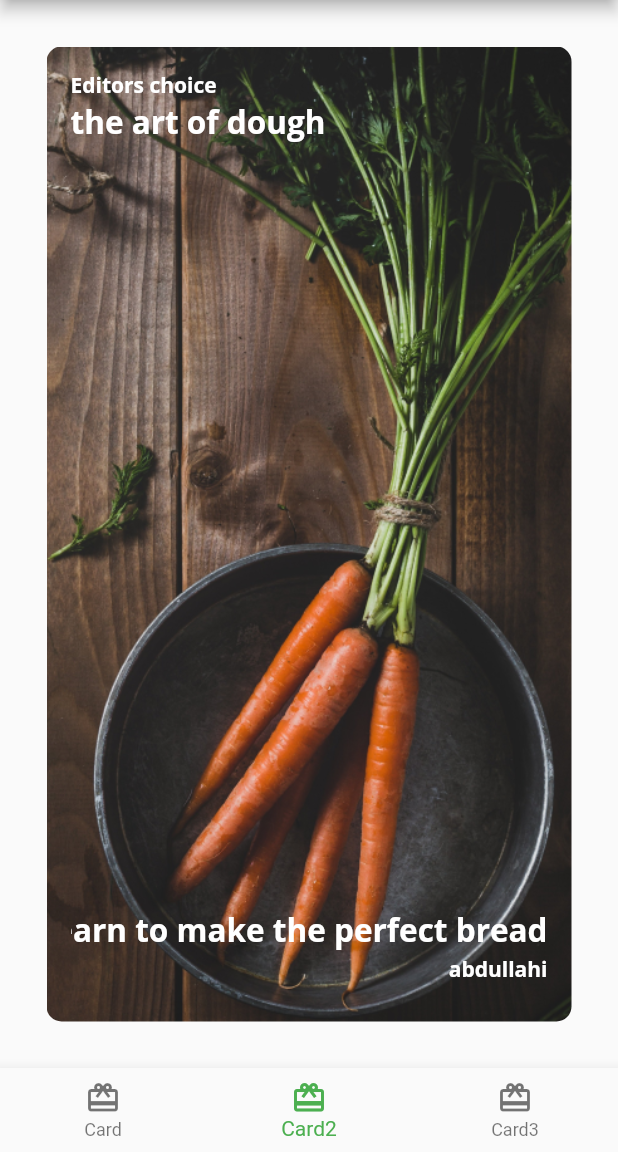
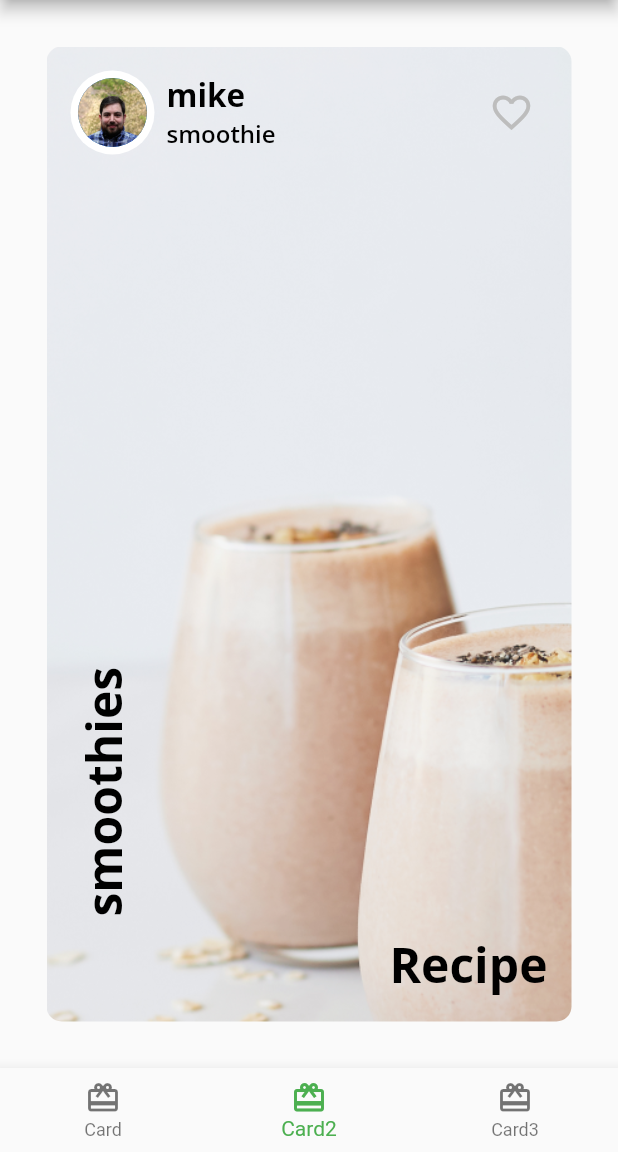
Before and after one commit to abdiulismail/prochef, a Flutter app: the screen it shows after launch, item 2 of the bottom bar chosen, on a phone screen of 412 x 824 dp, the part 84-1236 px from its top. Run offline on Flutter 3.47's test engine with Material 2 defaults, Android fonts, the phone set to English and light mode, and no system bars; our stand-ins replace google_fonts.

Commit message:
finished card2

```diff
--- /dev/null
+++ b/lib/authorcard.dart
@@ -0,0 +1,56 @@
+
+import 'package:flutter/material.dart';
+import 'package:prochef/circle_image.dart';
+import 'package:prochef/prochef_theme.dart';
+
+class AuthorCard extends StatelessWidget{
+  final String authorName;
+  final String title;
+  final ImageProvider? imageProvider;
+
+  AuthorCard({super.key, required this.authorName, required this.title, this.imageProvider});
+
+  @override
+  Widget build(BuildContext context){
+    //todo replace container
+    return Container(
+      padding: const EdgeInsets.all(16),
+      child: Row(
+        mainAxisAlignment: MainAxisAlignment.spaceBetween,
+        children: [
+          Row(
+            children: [
+              CircleImage(
+                imageProvider: imageProvider,
+                imageRadius: 28,
+              ),
+              const SizedBox(width: 8,),
+              Column(
+                crossAxisAlignment: CrossAxisAlignment.start,
+                children: [
+                  Text(
+                    authorName,
+                    style: ProChefTheme.lightTextTheme.headline2,
+                  ),
+                  Text(
+                    title,
+                    style: ProChefTheme.lightTextTheme.headline3,
+                  )
+                ],
+              ),
+            ],
+          ),
+          IconButton(
+            icon: Icon(Icons.favorite_border),
+            iconSize: 30,
+            color: Colors.grey[400],
+            onPressed: (){
+              var snackbar = SnackBar(content: Text('favourite'));
+              ScaffoldMessenger.of(context).showSnackBar(snackbar);
+            },
+          )
+        ],
+      ),
+    );
+  }
+}
--- a/lib/card2.dart
+++ b/lib/card2.dart
@@ -1,50 +1,47 @@
 import 'package:flutter/material.dart';
+import 'package:prochef/authorcard.dart';
 import 'package:prochef/prochef_theme.dart';
 
 class Card2 extends StatelessWidget {
   Card2({super.key});
 
-  final String category = 'Editors choice';
-  final String title = 'the art of dough';
-  final String description = 'learn to make the perfect bread';
-  final String chef = 'abdullahi';
-
   @override
   Widget build(BuildContext context) {
     return Center(
       child: Container(
-        padding: const EdgeInsets.all(16),
         constraints: const BoxConstraints.expand(width: 350, height: 650),
         decoration: const BoxDecoration(
           image: DecorationImage(
-              image: AssetImage('assets/mag2.png'), fit: BoxFit.cover),
+              image: AssetImage('assets/mag5.png'), fit: BoxFit.cover),
           borderRadius: BorderRadius.all(Radius.circular(10.0)),
         ),
-        child: Stack(
+        child: Column(
           children: [
-            Text(
-              category,
-              style: ProChefTheme.darkTextTheme.bodyText1,
-            ),
-            Positioned(
-                top: 20,
-                child: Text(
-                  title,
-                  style: ProChefTheme.darkTextTheme.headline2,
-                )),
-            Positioned(
-                bottom: 30,
-                right: 0,
-                child: Text(
-                  description,
-                  style: ProChefTheme.darkTextTheme.headline2,
-                )),
-            Positioned(
-              bottom: 10,
-              right: 0,
-              child: Text(
-                chef,
-                style: ProChefTheme.darkTextTheme.bodyText1,
+            AuthorCard(authorName: 'mike', title: 'smoothie',imageProvider:
+              AssetImage('assets/author_katz.jpeg'),),
+            Expanded(
+              child: Stack(
+                children: [
+                  Positioned(
+                    bottom: 16,
+                    right: 16,
+                    child: Text(
+                      'Recipe',
+                      style: ProChefTheme.lightTextTheme.headline1,
+                    ),
+                  ),
+                  Positioned(
+                    bottom: 70,
+                    left: 16,
+                    child: RotatedBox(
+                      quarterTurns: 3,
+                      child: Text(
+                        'smoothies',
+                        style: ProChefTheme.lightTextTheme.headline1,
+                      ),
+                    ),
+                  )
+                ],
               ),
             )
           ],
--- a/lib/card3.dart
+++ b/lib/card3.dart
@@ -13,42 +13,12 @@ class Card3 extends StatelessWidget {
   Widget build(BuildContext context) {
     return Center(
       child: Container(
-        padding: const EdgeInsets.all(16),
         constraints: const BoxConstraints.expand(width: 350, height: 650),
         decoration: const BoxDecoration(
           image: DecorationImage(
               image: AssetImage('assets/mag3.png'), fit: BoxFit.cover),
           borderRadius: BorderRadius.all(Radius.circular(10.0)),
         ),
-        child: Stack(
-          children: [
-            Text(
-              category,
-              style: ProChefTheme.darkTextTheme.bodyText1,
-            ),
-            Positioned(
-                top: 20,
-                child: Text(
-                  title,
-                  style: ProChefTheme.darkTextTheme.headline2,
-                )),
-            Positioned(
-                bottom: 30,
-                right: 0,
-                child: Text(
-                  description,
-                  style: ProChefTheme.darkTextTheme.headline2,
-                )),
-            Positioned(
-              bottom: 10,
-              right: 0,
-              child: Text(
-                chef,
-                style: ProChefTheme.darkTextTheme.bodyText1,
-              ),
-            )
-          ],
-        ),
       ),
     );
   }
--- /dev/null
+++ b/lib/circle_image.dart
@@ -0,0 +1,21 @@
+
+import 'package:flutter/material.dart';
+
+class CircleImage extends StatelessWidget{
+  final double imageRadius;
+  final ImageProvider? imageProvider;
+
+  CircleImage({super.key, this.imageRadius = 20, this.imageProvider});
+
+  @override
+  Widget build(BuildContext context){
+    return CircleAvatar(
+      backgroundColor: Colors.white,
+      radius: imageRadius,
+      child: CircleAvatar(
+        radius: imageRadius - 5,
+        backgroundImage: imageProvider,
+      ),
+    );
+  }
+}
```
Also changed, not shown: 3 other files.
